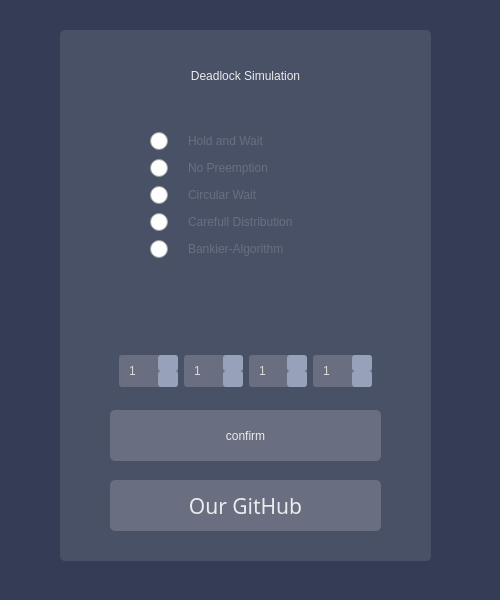
breathTake/Deadlocks-Algorithm-Simulation, file DeadLocks-Final-Test/Dialogs/startdialog.ui: the form before one commit.
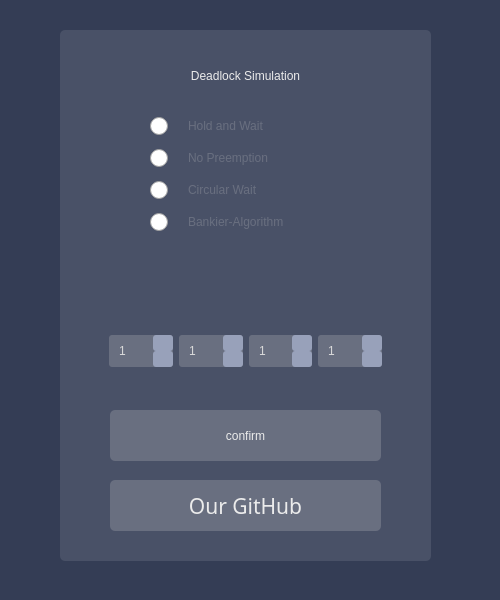
The form after the commit. Icons and pictures are not drawn.

Commit message: removed carefull resource distribution

Patch:
```diff
--- a/DeadLocks-Final-Test/Dialogs/startdialog.ui
+++ b/DeadLocks-Final-Test/Dialogs/startdialog.ui
@@ -30,7 +30,7 @@
    <property name="geometry">
     <rect>
      <x>140</x>
-     <y>120</y>
+     <y>100</y>
      <width>231</width>
      <height>151</height>
     </rect>
@@ -157,45 +157,6 @@
       </property>
      </widget>
     </item>
-    <item>
-     <widget class="QRadioButton" name="radio_distribution">
-      <property name="styleSheet">
-       <string notr="true">QRadioButton {
-	font: 14pt &quot;Futura Bk BT&quot;;
-	color: rgb(105, 111, 128);
-    spacing: 20px;
-	background-color:none;
-}
-
-QRadioButton::indicator {
-    width: 19px;
-    height: 19px;
-}
-
-QRadioButton::hover,
-QRadioButton::checked {
-	color:  rgb(217, 217, 217);
-}
-
-
-QRadioButton::indicator:unchecked {
-	image: url(:/resources/checkBox_off.png);
-}
-
-QRadioButton::indicator:checked {
-	image: url(:/resources/checkBox_on_hover.png);
-}
-
-QRadioButton::indicator:unchecked:hover {
-	image: url(:/resources/checkBox_off_hover.png);
-}
-</string>
-      </property>
-      <property name="text">
-       <string>Carefull Distribution</string>
-      </property>
-     </widget>
-    </item>
     <item>
      <widget class="QRadioButton" name="radio_bankier">
       <property name="styleSheet">
@@ -313,9 +274,9 @@
   <widget class="QFrame" name="frame_2">
    <property name="geometry">
     <rect>
-     <x>110</x>
-     <y>280</y>
-     <width>271</width>
+     <x>100</x>
+     <y>260</y>
+     <width>291</width>
      <height>116</height>
     </rect>
    </property>
```
The commit also changes 4 other files.
